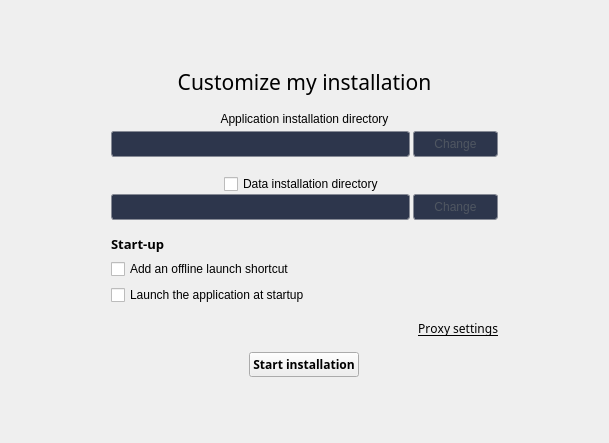
Qt form ui/personnalize.ui (Covalia/standalone-deployer) before a commit.
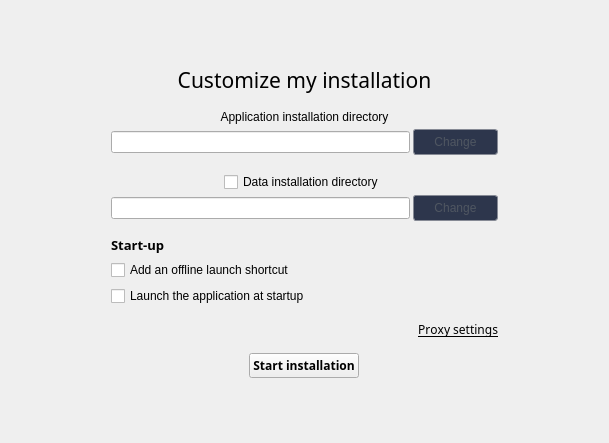
The same form after that commit.

```diff
--- a/ui/personnalize.ui
+++ b/ui/personnalize.ui
@@ -145,6 +145,7 @@
 border: 1px solid #868a95;
 background : #2d364c;
 padding : 4px 10px 4px 10px;
+color: @color-text-on-background;
 </string>
                  </property>
                 </widget>
@@ -208,7 +209,7 @@
         <item>
          <layout class="QVBoxLayout" name="verticalLayout_DataInstallation">
           <property name="spacing">
-           <number>0</number>
+           <number>3</number>
           </property>
           <item alignment="Qt::AlignHCenter">
            <widget class="QCheckBox" name="checkBoxDataInstallation">
@@ -267,7 +268,7 @@
 border: 1px solid #868a95;
 background : #2d364c;
 padding : 4px 10px 4px 10px;
-</string>
+color: @color-text-on-background;</string>
                  </property>
                 </widget>
                </item>
```
Left out of the diff: 33 changed lines with no effect on the pictures.
